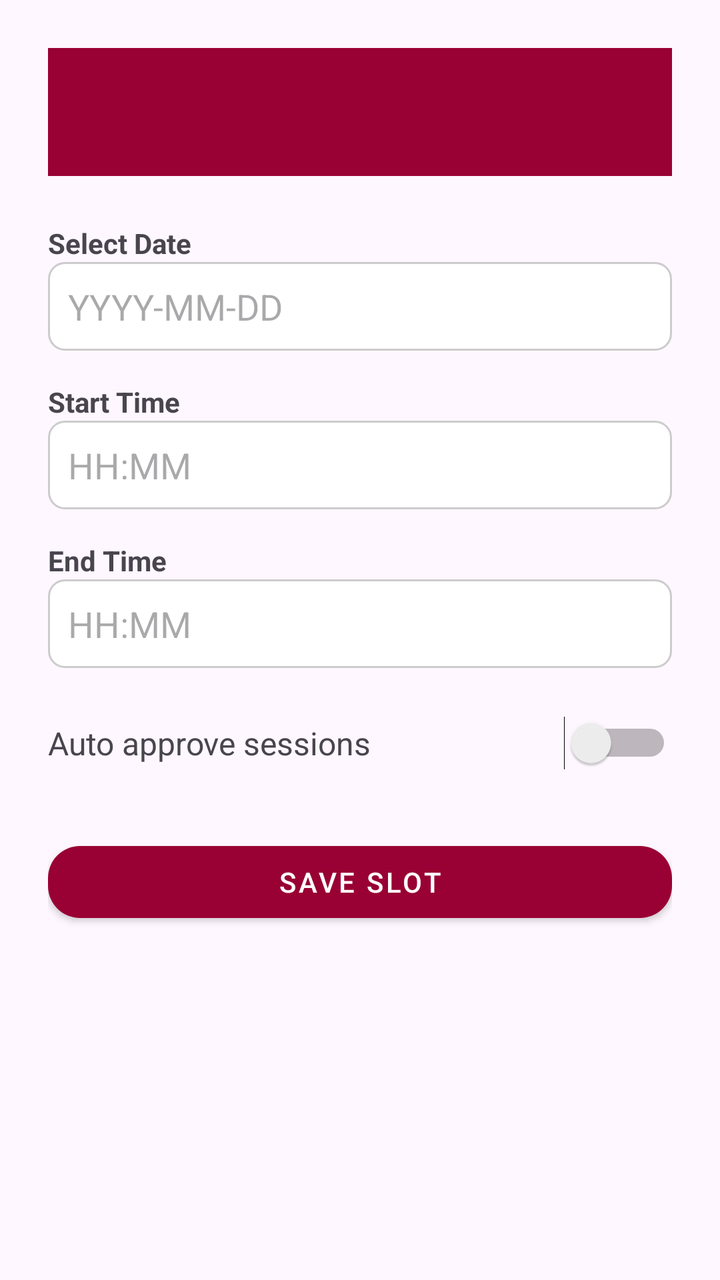
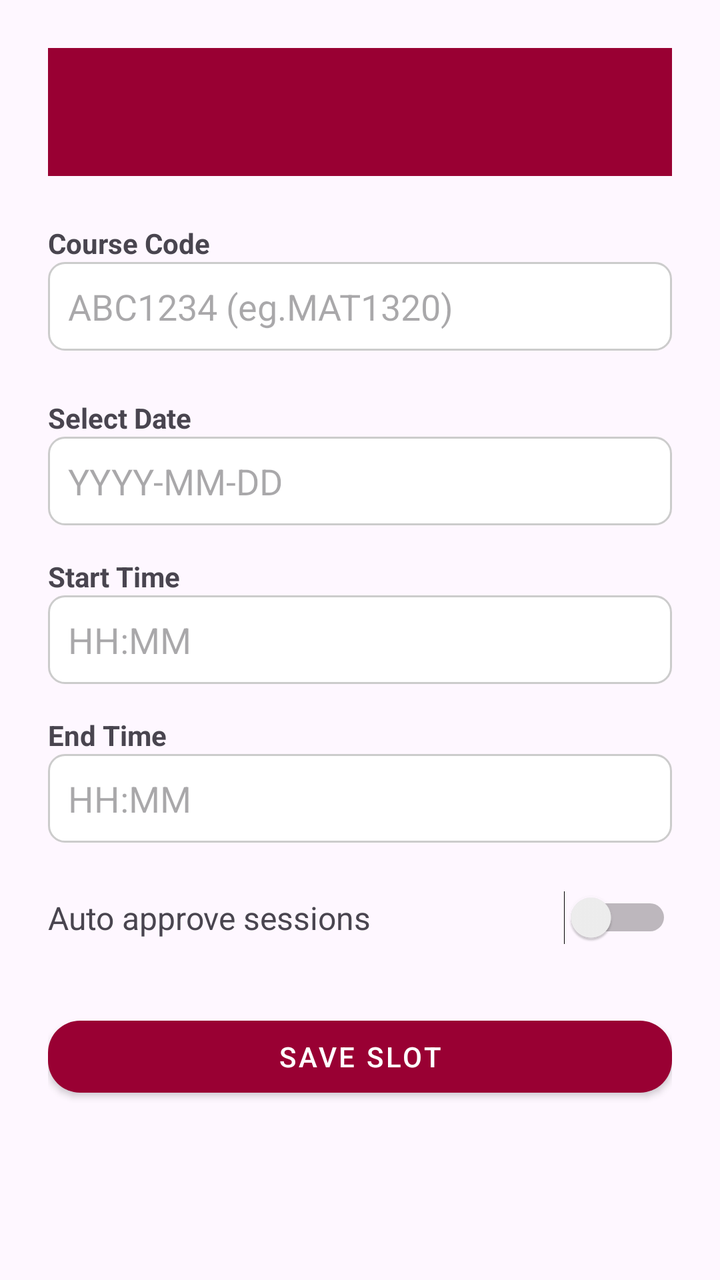

Compare the two renders of this Android layout. The source of the first and the diff that turns it into the second are given below.
<!-- AndroidManifest.xml: application theme Theme.OTAMS -->
<!-- res/layout/activity_tutor_create_slot.xml -->
<?xml version="1.0" encoding="utf-8"?>
<ScrollView xmlns:android="http://schemas.android.com/apk/res/android"
    xmlns:tools="http://schemas.android.com/tools"
    android:layout_width="match_parent"
    android:layout_height="match_parent"
    tools:context=".activities.TutorCreateSlotActivity"
    android:fillViewport="true">

    <LinearLayout
        android:orientation="vertical"
        android:layout_width="match_parent"
        android:layout_height="wrap_content"
        android:padding="24dp">

        
        <androidx.appcompat.widget.Toolbar
            android:id="@+id/toolbar"
            android:layout_width="match_parent"
            android:layout_height="?attr/actionBarSize"
            android:background="@color/uottawa_red"
            android:title="Create Slot"
            android:titleTextColor="@color/white"
            android:elevation="4dp" />

        
        <TextView
            android:layout_width="wrap_content"
            android:layout_height="wrap_content"
            android:text="Select Date"
            android:textStyle="bold"
            android:layout_marginTop="24dp" />

        <EditText
            android:id="@+id/editDate"
            android:layout_width="match_parent"
            android:layout_height="wrap_content"
            android:hint="YYYY-MM-DD"
            android:inputType="date"
            android:background="@drawable/input_box"
            android:padding="10dp" />

        
        <TextView
            android:layout_width="wrap_content"
            android:layout_height="wrap_content"
            android:text="Start Time"
            android:textStyle="bold"
            android:layout_marginTop="16dp" />

        <EditText
            android:id="@+id/editStart"
            android:layout_width="match_parent"
            android:layout_height="wrap_content"
            android:hint="HH:MM"
            android:inputType="time"
            android:background="@drawable/input_box"
            android:padding="10dp" />

        
        <TextView
            android:layout_width="wrap_content"
            android:layout_height="wrap_content"
            android:text="End Time"
            android:textStyle="bold"
            android:layout_marginTop="16dp" />

        <EditText
            android:id="@+id/editEnd"
            android:layout_width="match_parent"
            android:layout_height="wrap_content"
            android:hint="HH:MM"
            android:inputType="time"
            android:background="@drawable/input_box"
            android:padding="10dp" />

        
        <LinearLayout
            android:orientation="horizontal"
            android:layout_width="match_parent"
            android:layout_height="wrap_content"
            android:layout_marginTop="24dp"
            android:gravity="center_vertical">

            <TextView
                android:layout_width="0dp"
                android:layout_weight="1"
                android:layout_height="wrap_content"
                android:text="Auto approve sessions"
                android:textSize="16sp" />

            <Switch
                android:id="@+id/switchAuto"
                android:layout_width="wrap_content"
                android:layout_height="wrap_content" />
        </LinearLayout>

        
        <com.google.android.material.button.MaterialButton
            android:id="@+id/btnSaveSlot"
            style="@style/OttawaButton"
            android:layout_width="match_parent"
            android:layout_height="wrap_content"
            android:text="Save Slot"
            android:layout_marginTop="32dp" />

    </LinearLayout>
</ScrollView>
<!-- resources referenced by this layout -->
<resources>
  <color name="uottawa_red">#990033</color>
  <color name="white">#FFFFFF</color>
  <!-- drawable input_box (drawable) -->
  <?xml version="1.0" encoding="utf-8"?>
  <shape xmlns:android="http://schemas.android.com/apk/res/android"
      android:shape="rectangle">
  
      
      <solid android:color="#FFFFFF" />
  
      
      <stroke
          android:width="1dp"
          android:color="#CCCCCC" />
  
      
      <corners android:radius="8dp" />
  
      
      <padding
          android:left="8dp"
          android:top="8dp"
          android:right="8dp"
          android:bottom="8dp" />
  </shape>
  <style name="OttawaButton" parent="Widget.MaterialComponents.Button">
          <item name="backgroundTint">@color/uottawa_red</item>
          <item name="android:textColor">@color/white</item>
          <item name="cornerRadius">16dp</item>
      </style>
  <style name="Theme.OTAMS" parent="Theme.Material3.DayNight.NoActionBar">
          <item name="colorPrimaryDark">@color/uottawa_dark_red</item>
          <item name="colorAccent">@color/uottawa_light_red</item>
          <item name="android:statusBarColor">@color/uottawa_dark_red</item>
          <item name="android:navigationBarColor">@color/uottawa_red</item>
      </style>
  <color name="uottawa_dark_red">#660022</color>
  <color name="uottawa_light_red">#CC0044</color>
</resources>

<!-- the commit's change to res/layout/activity_tutor_create_slot.xml (unified diff, before → after) -->
@@ -26,18 +26,35 @@
         <TextView
             android:layout_width="wrap_content"
             android:layout_height="wrap_content"
+            android:text="Course Code"
+            android:textStyle="bold"
+            android:layout_marginTop="24dp"/>
+
+        <EditText
+            android:id="@+id/editCourse"
+            android:layout_width="match_parent"
+            android:layout_height="wrap_content"
+            android:hint="ABC1234 (eg.MAT1320)"
+            android:inputType="text"
+            android:background="@drawable/input_box"
+            android:padding="10dp"/>
+
+        
+        <TextView
+            android:layout_width="wrap_content"
+            android:layout_height="wrap_content"
             android:text="Select Date"
             android:textStyle="bold"
-            android:layout_marginTop="24dp" />
+            android:layout_marginTop="24dp"/>
 
         <EditText
             android:id="@+id/editDate"
             android:layout_width="match_parent"
             android:layout_height="wrap_content"
             android:hint="YYYY-MM-DD"
-            android:inputType="date"
             android:background="@drawable/input_box"
-            android:padding="10dp" />
+            android:padding="10dp"
+            android:focusable="false"/>
 
         
         <TextView
@@ -45,16 +62,16 @@
             android:layout_height="wrap_content"
             android:text="Start Time"
             android:textStyle="bold"
-            android:layout_marginTop="16dp" />
+            android:layout_marginTop="16dp"/>
 
         <EditText
             android:id="@+id/editStart"
             android:layout_width="match_parent"
             android:layout_height="wrap_content"
             android:hint="HH:MM"
-            android:inputType="time"
             android:background="@drawable/input_box"
-            android:padding="10dp" />
+            android:padding="10dp"
+            android:focusable="false"/>
 
         
         <TextView
@@ -62,16 +79,16 @@
             android:layout_height="wrap_content"
             android:text="End Time"
             android:textStyle="bold"
-            android:layout_marginTop="16dp" />
+            android:layout_marginTop="16dp"/>
 
         <EditText
             android:id="@+id/editEnd"
             android:layout_width="match_parent"
             android:layout_height="wrap_content"
             android:hint="HH:MM"
-            android:inputType="time"
             android:background="@drawable/input_box"
-            android:padding="10dp" />
+            android:padding="10dp"
+            android:focusable="false"/>
 
         
         <LinearLayout
@@ -86,12 +103,12 @@
                 android:layout_weight="1"
                 android:layout_height="wrap_content"
                 android:text="Auto approve sessions"
-                android:textSize="16sp" />
+                android:textSize="16sp"/>
 
             <Switch
                 android:id="@+id/switchAuto"
                 android:layout_width="wrap_content"
-                android:layout_height="wrap_content" />
+                android:layout_height="wrap_content"/>
         </LinearLayout>
 
         
@@ -101,7 +118,7 @@
             android:layout_width="match_parent"
             android:layout_height="wrap_content"
             android:text="Save Slot"
-            android:layout_marginTop="32dp" />
+            android:layout_marginTop="32dp"/>
 
     </LinearLayout>
 </ScrollView>
